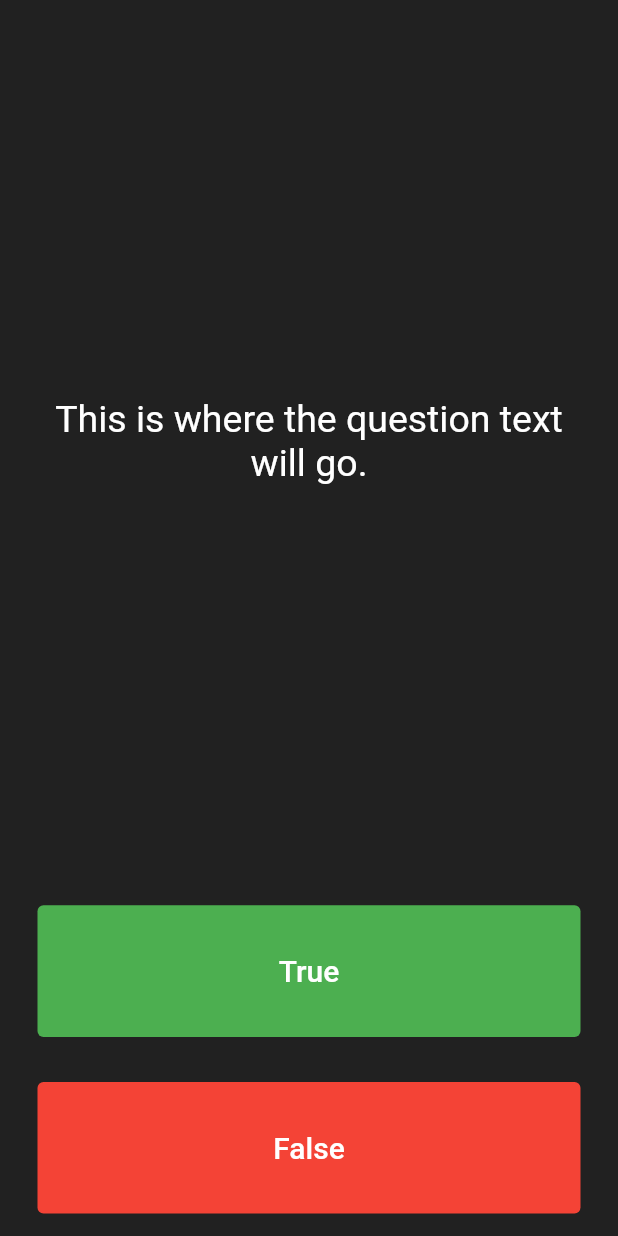
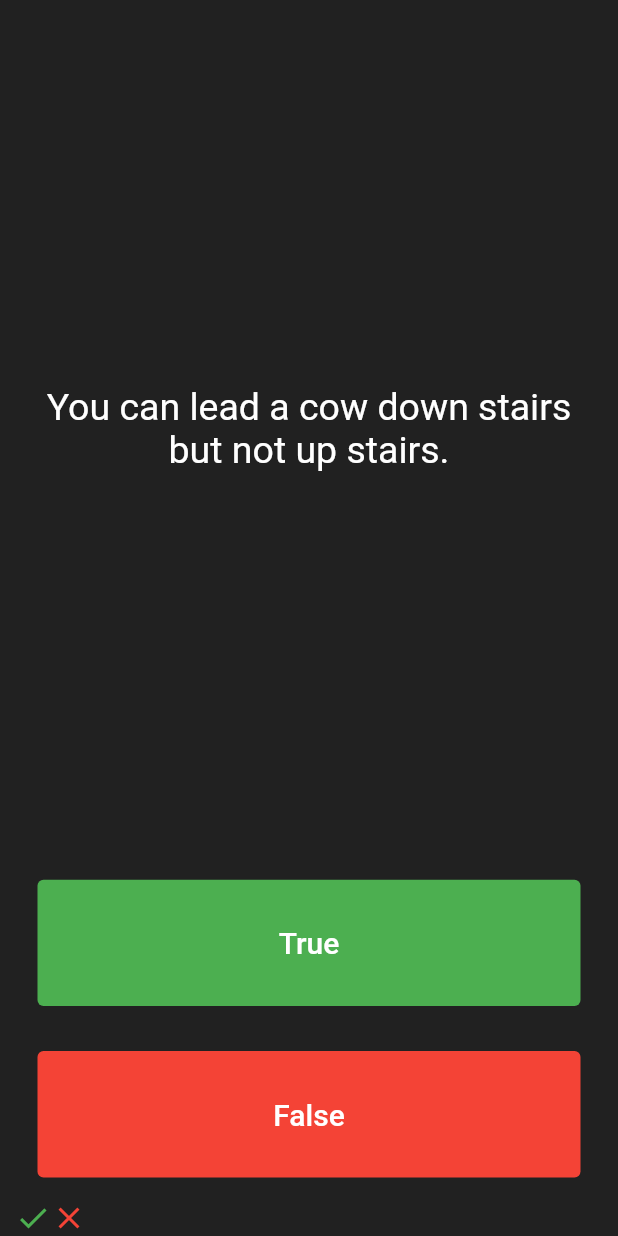
Before and after one commit to titanium59/udemy-fluter-projects, a Flutter app: the screen it shows after launch, after a tap on "True", on a phone screen of 412 x 824 dp. Run offline on Flutter 3.47's test engine with Material 2 defaults, Android fonts, the phone set to English and light mode, and no system bars; our stand-ins replace assets_audio_player.

Commit message:
quiz project updated put in questions and basic functioning

```diff
--- a/quizzler-flutter/lib/main.dart
+++ b/quizzler-flutter/lib/main.dart
@@ -1,4 +1,7 @@
 import 'package:flutter/material.dart';
+import 'quizBrain.dart';
+
+QuizBrain quizBrain = QuizBrain();
 
 void main() => runApp(Quizzler());
 
@@ -25,6 +28,21 @@ class QuizPage extends StatefulWidget {
 }
 
 class _QuizPageState extends State<QuizPage> {
+
+  List<Icon> scoreKeeper = [
+    Icon(
+      Icons.check,
+      color: Colors.green,
+    ),
+    Icon(
+      Icons.close,
+      color: Colors.red,
+
+    )
+  ];
+
+
+
   @override
   Widget build(BuildContext context) {
     return Column(
@@ -37,7 +55,7 @@ class _QuizPageState extends State<QuizPage> {
             padding: EdgeInsets.all(10.0),
             child: Center(
               child: Text(
-                'This is where the question text will go.',
+                quizBrain.getQuestionText(),
                 textAlign: TextAlign.center,
                 style: TextStyle(
                   fontSize: 25.0,
@@ -62,7 +80,18 @@ class _QuizPageState extends State<QuizPage> {
                 ),
               ),
               onPressed: () {
+                bool correctAnswer = quizBrain.getQuizAnswer();
+                if(correctAnswer == true){
+                  print('user got it right');
+                }
+                else{
+                  print('user got it wrong');
+                }
                 //The user picked true.
+                setState(() {
+                  quizBrain.nextQuestion();
+                });
+
               },
             ),
           ),
@@ -82,19 +111,26 @@ class _QuizPageState extends State<QuizPage> {
                 ),
               ),
               onPressed: () {
+                bool correctAnswer = quizBrain.getQuizAnswer();
+
+                if(correctAnswer == false){
+                  print('user got it right');
+                }
+                else{
+                  print('user got it wrong');
+                }
                 //The user picked false.
+                setState(() {
+                  quizBrain.nextQuestion();
+                });
               },
             ),
           ),
         ),
-        //TODO: Add a Row here as your score keeper
+        Row(
+          children: scoreKeeper
+        )
       ],
     );
   }
 }
-
-/*
-question1: 'You can lead a cow down stairs but not up stairs.', false,
-question2: 'Approximately one quarter of human bones are in the feet.', true,
-question3: 'A slug\'s blood is green.', true,
-*/
--- /dev/null
+++ b/quizzler-flutter/lib/question.dart
@@ -0,0 +1,13 @@
+class Question {
+
+  String questionText;
+  bool questionAnswer;
+
+  Question({String q , bool a}) {
+
+    questionText = q;
+    questionAnswer = a;
+
+  }
+
+}
--- /dev/null
+++ b/quizzler-flutter/lib/quizBrain.dart
@@ -0,0 +1,35 @@
+import 'question.dart';
+
+class QuizBrain {
+
+  int _questionNumber = 0;
+
+  List<Question> _quizQuestions = [
+    Question(q: 'Some cats are actually allergic to humans',a: true),
+    Question(q: 'You can lead a cow down stairs but not up stairs.',a: false),
+    Question(q:'Approximately one quarter of human bones are in the feet.',a: true),
+    Question(q:'A slug\'s blood is green.',a: true),
+    Question(q:'Buzz Aldrin\'s mother\'s maiden name was \"Moon\".',a: true),
+    Question(q:'It is illegal to pee in the Ocean in Portugal.',a: true),
+    Question(q:'No piece of square dry paper can be folded in half more than 7 times.',a: false),
+    Question(q:'In London, UK, if you happen to die in the House of Parliament, you are technically entitled to a state funeral, because the building is considered too sacred a place.',a: true),
+    Question(q:'The loudest sound produced by any animal is 188 decibels. That animal is the African Elephant.',a: false),
+    Question(q:'The total surface area of two human lungs is approximately 70 square metres.',a:true),
+    Question(q:'Google was originally called \"Backrub\".',a: true),
+    Question(q:'Chocolate affects a dog\'s heart and nervous system; a few ounces are enough to kill a small dog.',a: true),
+    Question(q:'In West Virginia, USA, if you accidentally hit an animal with your car, you are free to take it home to eat.',a: true)
+  ];
+
+  void nextQuestion() {
+    if(_questionNumber < _quizQuestions.length - 1) _questionNumber++;
+  }
+
+  String getQuestionText () {
+    return _quizQuestions[_questionNumber].questionText;
+  }
+
+  bool getQuizAnswer() {
+    return _quizQuestions[_questionNumber].questionAnswer;
+  }
+
+}
```
Also changed, not shown: 1 other file.
